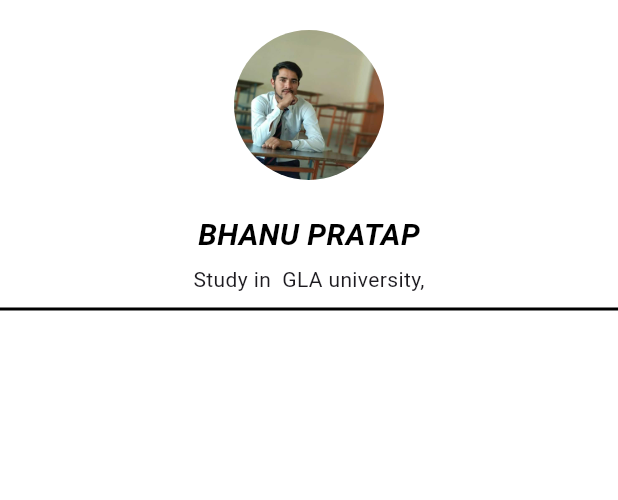
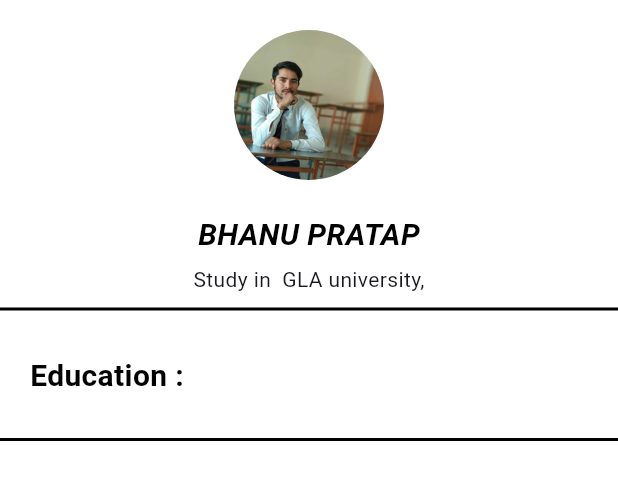
Before and after one commit to Bhanupratap7248/portfolio, a Flutter app: the screen it shows after launch, on a phone screen of 412 x 824 dp, the part 84-584 px from its top. Run offline on Flutter 3.47's test engine with Material 3 defaults, Android fonts, the phone set to English and light mode, and no system bars.

Commit message:
Add text

```diff
--- a/lib/main.dart
+++ b/lib/main.dart
@@ -57,7 +57,22 @@ class MyApp extends StatelessWidget {
             SizedBox(height: 5),
             Text("Study in  GLA university,"),
             Divider(color: Colors.black, height: 20, thickness: 2),
-
+            Row(
+              children: [
+                Padding(
+                  padding: EdgeInsets.all(20.0),
+                  child: Text(
+                    'Education :',
+                    style: TextStyle(
+                      fontSize: 20,
+                      fontWeight: FontWeight.bold,
+                      color: Colors.black,
+                    ),
+                  ),
+                ),
+              ],
+            ),
+            Divider(color: Colors.black, thickness: 2),
           ],
         ),
 
```
